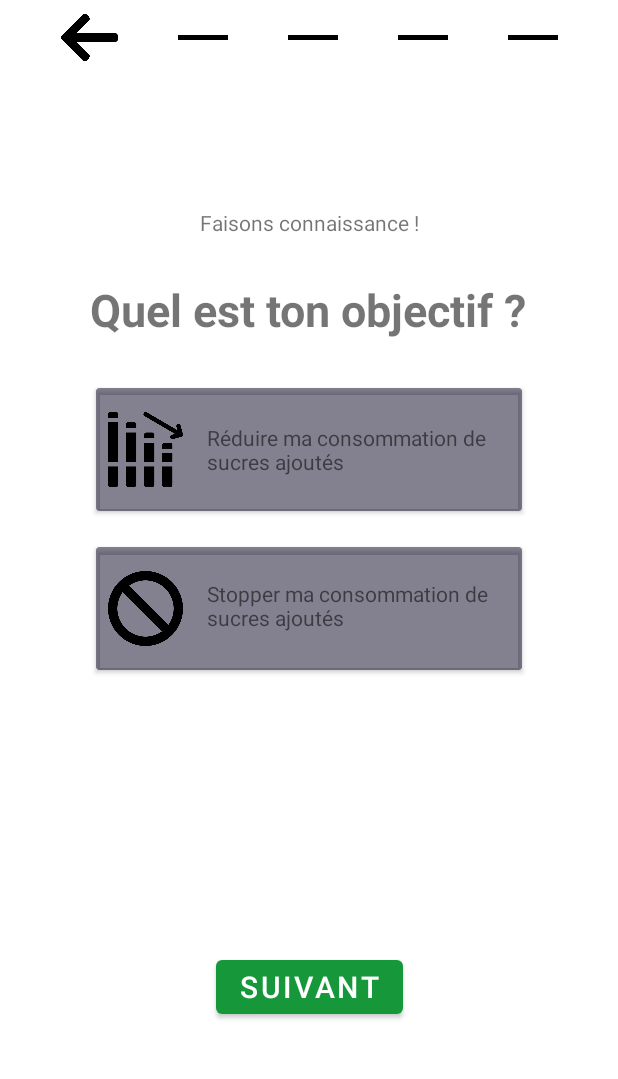
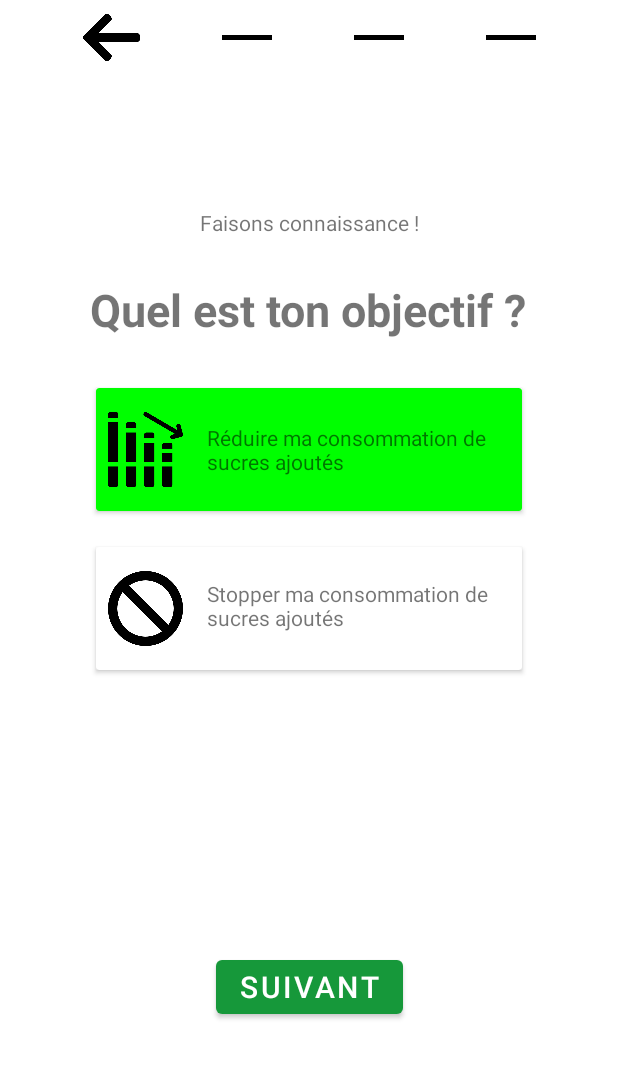
Before and after one commit to mbouteiller/StopSugar, an Android app: the GoalFragment screen opened directly, with no data from a screen before it, after a tap on "Réduire ma consommation de sucres ajouté", on a phone screen of 412 x 824 dp, the part 141-1220 px from its top. Run offline under Robolectric (Android 15) with nearby library versions, the phone set to English and light mode, and no system bars; 1 other tap on this screen came first.

Commit message:
Register Activity

```diff
--- a/app/src/main/java/com/example/stopsugar/activities/RegisterActivity.java
+++ b/app/src/main/java/com/example/stopsugar/activities/RegisterActivity.java
@@ -13,7 +13,6 @@ import com.example.stopsugar.R;
 import com.example.stopsugar.fragments.register.CookingToolsFragment;
 import com.example.stopsugar.fragments.register.DietParticularityFragment;
 import com.example.stopsugar.fragments.register.GoalFragment;
-import com.example.stopsugar.fragments.register.PreferencesFragment;
 
 public class RegisterActivity extends AppCompatActivity {
 
@@ -21,10 +20,9 @@ public class RegisterActivity extends AppCompatActivity {
     ImageView[] imageviews = new ImageView[4];
 
     //Fragments
-    Fragment[] fragments = new Fragment[4];
+    Fragment[] fragments = new Fragment[3];
     GoalFragment goalFragment = new GoalFragment();
     DietParticularityFragment dietParticularityFragment = new DietParticularityFragment();
-    PreferencesFragment preferencesFragment = new PreferencesFragment();
     CookingToolsFragment cookingToolsFragment = new CookingToolsFragment();
 
     int currentFragment = 0;
@@ -35,8 +33,7 @@ public class RegisterActivity extends AppCompatActivity {
         setContentView(R.layout.activity_register);
         fragments[0] = goalFragment;
         fragments[1] = dietParticularityFragment;
-        fragments[2] = preferencesFragment;
-        fragments[3] = cookingToolsFragment;
+        fragments[2] = cookingToolsFragment;
         switchFragment(goalFragment);
 
         findViewById(R.id.step_before).setOnClickListener(view -> switchPreviousFragment());
@@ -44,7 +41,6 @@ public class RegisterActivity extends AppCompatActivity {
         imageviews[0] = findViewById(R.id.inscription_1);
         imageviews[1] = findViewById(R.id.inscription_2);
         imageviews[2] = findViewById(R.id.inscription_3);
-        imageviews[3] = findViewById(R.id.inscription_4);
         changeActiveProgression(currentFragment);
 
         Button nextButton = findViewById(R.id.next_button);
@@ -67,7 +63,7 @@ public class RegisterActivity extends AppCompatActivity {
     public void switchNextFragment() {
         changeInactiveProgression(currentFragment);
         currentFragment++;
-        if (currentFragment == 4) {
+        if (currentFragment == fragments.length) {
             changeActivity(MainActivity.class);
         } else {
             changeActiveProgression(currentFragment);
@@ -98,8 +94,6 @@ public class RegisterActivity extends AppCompatActivity {
             switchPreviousFragment();
             return true;
         }
-
         return super.onKeyDown(keyCode, event);
     }
-
 }
--- a/app/src/main/java/com/example/stopsugar/fragments/register/CookingToolsFragment.java
+++ b/app/src/main/java/com/example/stopsugar/fragments/register/CookingToolsFragment.java
@@ -1,5 +1,6 @@
 package com.example.stopsugar.fragments.register;
 
+import android.graphics.Color;
 import android.os.Bundle;
 import android.view.LayoutInflater;
 import android.view.View;
@@ -70,9 +71,9 @@ public class CookingToolsFragment extends Fragment {
     private void changeColor() {
         for (int i = 0; i < cookingTools.length; i++) {
             if (cookingTools[i]) {
-                cookingToolsViews[i].setColorFilter(R.color.highlight);
+                cookingToolsViews[i].setColorFilter(Color.GREEN);
             } else {
-                cookingToolsViews[i].setColorFilter(R.color.black);
+                cookingToolsViews[i].setColorFilter(Color.BLACK);
             }
         }
     }
--- a/app/src/main/java/com/example/stopsugar/fragments/register/DietParticularityFragment.java
+++ b/app/src/main/java/com/example/stopsugar/fragments/register/DietParticularityFragment.java
@@ -1,5 +1,6 @@
 package com.example.stopsugar.fragments.register;
 
+import android.graphics.Color;
 import android.os.Bundle;
 import android.view.LayoutInflater;
 import android.view.View;
@@ -72,9 +73,9 @@ public class DietParticularityFragment extends Fragment {
     private void changeColor() {
         for (int i = 0; i < dietParticularities.length; i++) {
             if (dietParticularities[i]) {
-                dietParticularitiesViews[i].setColorFilter(R.color.highlight);
+                dietParticularitiesViews[i].setColorFilter(Color.GREEN);
             } else {
-                dietParticularitiesViews[i].setColorFilter(R.color.black);
+                dietParticularitiesViews[i].setColorFilter(Color.BLACK);
             }
         }
     }
--- a/app/src/main/java/com/example/stopsugar/fragments/register/GoalFragment.java
+++ b/app/src/main/java/com/example/stopsugar/fragments/register/GoalFragment.java
@@ -1,6 +1,8 @@
 package com.example.stopsugar.fragments.register;
 
 import android.annotation.SuppressLint;
+import android.graphics.Color;
+import android.graphics.PorterDuff;
 import android.os.Bundle;
 import android.view.LayoutInflater;
 import android.view.View;
@@ -34,34 +36,38 @@ public class GoalFragment extends Fragment {
         View view = inflater.inflate(R.layout.fragment_goal, container, false);
 
         firstCard = view.findViewById(R.id.choice_1);
-        firstCard.setOnClickListener(view12 -> {
+        firstCard.setOnClickListener(view1 -> {
             goalChoice = 1;
-            changeColorCard();
+            changeColorCardChoice1();
         });
 
         secondCard = view.findViewById(R.id.choice_2);
         secondCard.setOnClickListener(view1 -> {
             goalChoice = 2;
-            changeColorCard();
+            changeColorCardChoice2();
         });
 
-        changeColorCard();
+        if (goalChoice == 1) {
+            changeColorCardChoice1();
+        } else if (goalChoice == 2) {
+            changeColorCardChoice2();
+        }
 
         return view;
     }
 
-    private void changeColorCard() {
-        if (goalChoice == 1) {
-            nextButton.setEnabled(true);
-            firstCard.setCardBackgroundColor(R.color.app_green);
-            secondCard.setCardBackgroundColor(R.color.black);
-        }
+    @SuppressLint("ResourceAsColor")
+    private void changeColorCardChoice1() {
+        nextButton.setEnabled(true);
+        firstCard.setCardBackgroundColor(Color.GREEN);
+        secondCard.setCardBackgroundColor(Color.WHITE);
+    }
 
-        if (goalChoice == 2) {
-            nextButton.setEnabled(true);
-            secondCard.setCardBackgroundColor(R.color.app_green);
-            firstCard.setCardBackgroundColor(R.color.black);
-        }
+    @SuppressLint("ResourceAsColor")
+    private void changeColorCardChoice2() {
+        nextButton.setEnabled(true);
+        secondCard.setCardBackgroundColor(Color.GREEN);
+        firstCard.setCardBackgroundColor(Color.WHITE);
     }
 
     public void setNextButton(Button button) {
--- a/app/src/main/java/com/example/stopsugar/fragments/register/PreferencesFragment.java
+++ /dev/null
@@ -1,26 +0,0 @@
-package com.example.stopsugar.fragments.register;
-
-import android.os.Bundle;
-import android.view.LayoutInflater;
-import android.view.View;
-import android.view.ViewGroup;
-import android.widget.Button;
-
-import androidx.fragment.app.Fragment;
-
-import com.example.stopsugar.R;
-import com.example.stopsugar.activities.RegisterActivity;
-
-public class PreferencesFragment extends Fragment {
-
-    public PreferencesFragment() {
-    }
-
-    @Override
-    public View onCreateView(LayoutInflater inflater, ViewGroup container,
-                             Bundle savedInstanceState)
-    {
-        View view = inflater.inflate(R.layout.fragment_preferences, container, false);
-        return view;
-    }
-}
--- a/app/src/main/res/layout/activity_register.xml
+++ b/app/src/main/res/layout/activity_register.xml
@@ -57,23 +57,8 @@
             android:layout_height="39dp"
             android:layout_weight="1"
             app:layout_constraintBottom_toBottomOf="parent"
-            app:layout_constraintEnd_toStartOf="@+id/inscription_4"
-            app:layout_constraintHorizontal_bias="0.5"
+            app:layout_constraintEnd_toEndOf="parent"
             app:layout_constraintStart_toEndOf="@+id/inscription_2"
-            app:layout_constraintTop_toTopOf="parent"
-            app:srcCompat="@drawable/tiret"
-            app:tint="@color/black"
-            tools:ignore="ImageContrastCheck" />
-
-        <ImageView
-            android:id="@+id/inscription_4"
-            android:layout_width="33dp"
-            android:layout_height="39dp"
-            android:layout_weight="1"
-            app:layout_constraintBottom_toBottomOf="parent"
-            app:layout_constraintEnd_toEndOf="parent"
-            app:layout_constraintHorizontal_bias="0.5"
-            app:layout_constraintStart_toEndOf="@+id/inscription_3"
             app:layout_constraintTop_toTopOf="parent"
             app:srcCompat="@drawable/tiret"
             app:tint="@color/black"
--- a/app/src/main/res/layout/fragment_goal.xml
+++ b/app/src/main/res/layout/fragment_goal.xml
@@ -37,7 +37,8 @@
         android:layout_marginEnd="64dp"
         app:layout_constraintEnd_toEndOf="parent"
         app:layout_constraintStart_toStartOf="parent"
-        app:layout_constraintTop_toBottomOf="@+id/textView3">
+        app:layout_constraintTop_toBottomOf="@+id/textView3"
+        app:cardBackgroundColor="@android:color/white">
 
         <androidx.constraintlayout.widget.ConstraintLayout
             android:layout_width="match_parent"
@@ -81,7 +82,8 @@
         android:layout_marginEnd="64dp"
         app:layout_constraintEnd_toEndOf="parent"
         app:layout_constraintStart_toStartOf="parent"
-        app:layout_constraintTop_toBottomOf="@+id/choice_1">
+        app:layout_constraintTop_toBottomOf="@+id/choice_1"
+        app:cardBackgroundColor="@android:color/white">
 
         <androidx.constraintlayout.widget.ConstraintLayout
             android:layout_width="match_parent"
```
